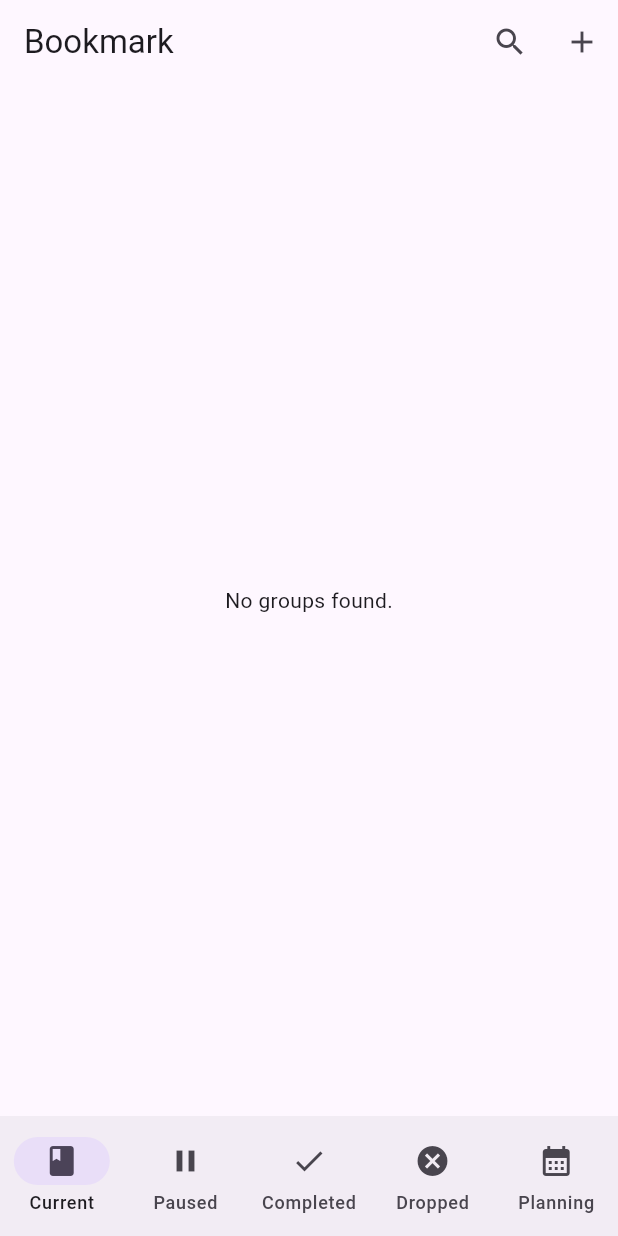
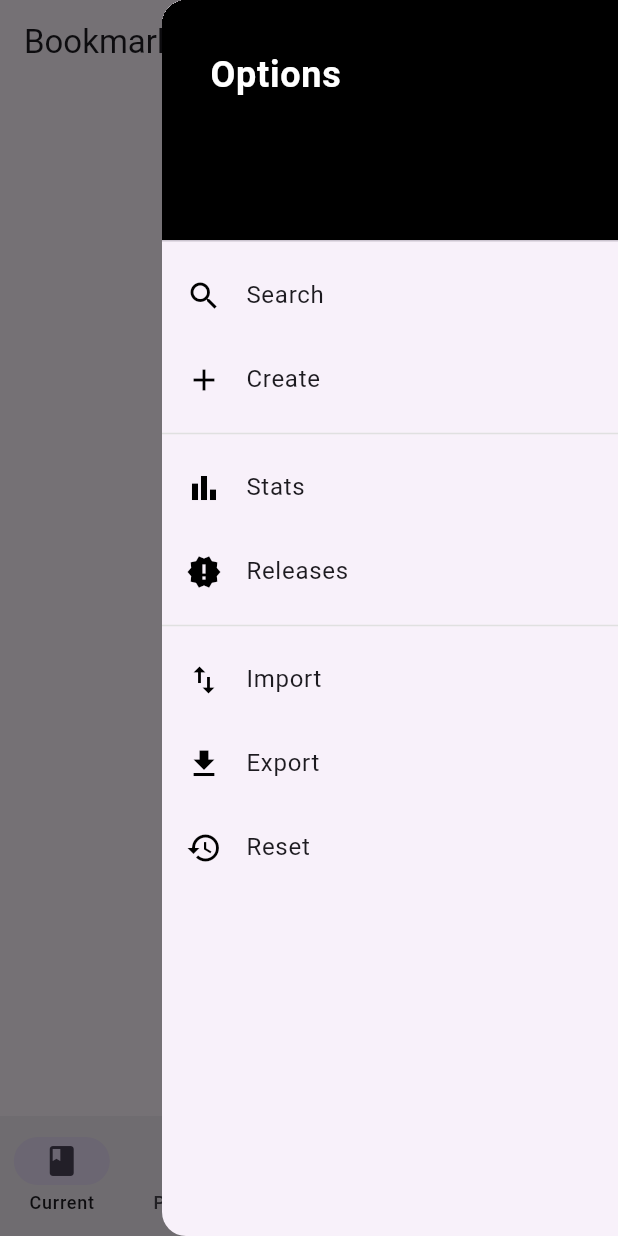
Before and after one commit to Bidouda/projeto, a Flutter app: the screen it shows after launch, with the side drawer open (before the commit the screen has no drawer), on a phone screen of 412 x 824 dp. Run offline on Flutter 3.47's test engine with Material 3 defaults, Android fonts, the phone set to English and light mode, and no system bars; our stand-ins replace sqflite; accounts and stored records are empty.

Commit message:
Add placeholder pages

```diff
--- a/lib/home.dart
+++ b/lib/home.dart
@@ -3,9 +3,13 @@ import 'create.dart';
 import 'search.dart';
 import 'group_widget.dart';
 import 'main.dart'; // Import the file where routeObserver is defined
+import 'import.dart'; // New import for Import page
+import 'export.dart'; // New import for Export page
+import 'stats.dart'; // New import for Stats page
+import 'releases.dart'; // New import for Releases page
 
 class Home extends StatefulWidget {
-  const Home({super.key});
+  const Home({Key? key}) : super(key: key);
 
   @override
   State<Home> createState() => _HomeState();
@@ -32,10 +36,7 @@ class _HomeState extends State<Home> with RouteAware {
 
   @override
   void didPopNext() {
-    // Called when the current route has been popped off, and the current route shows up
-    setState(() {
-      // Refresh the state when returning to this page
-    });
+    setState(() {});
   }
 
   @override
@@ -43,21 +44,19 @@ class _HomeState extends State<Home> with RouteAware {
     return Scaffold(
       appBar: AppBar(
         title: const Text("Bookmark"),
+        automaticallyImplyLeading: false, // Hides the default leading icon
         actions: [
-          IconButton(
-            onPressed: () {
-              _openPage(context, const Search());
-            },
-            icon: const Icon(Icons.search),
-          ),
-          IconButton(
-            onPressed: () {
-              _openPage(context, const Create());
-            },
-            icon: const Icon(Icons.add),
+          Builder(
+            builder: (context) => IconButton(
+              onPressed: () {
+                Scaffold.of(context).openEndDrawer();
+              },
+              icon: const Icon(Icons.menu),
+            ),
           ),
         ],
       ),
+      endDrawer: CustomDrawer(), // Use the CustomDrawer widget
       bottomNavigationBar: NavigationBar(
         destinations: const [
           NavigationDestination(icon: Icon(Icons.book), label: 'Current'),
@@ -108,3 +107,124 @@ class _HomeState extends State<Home> with RouteAware {
     );
   }
 }
+
+// CustomDrawer Widget for better drawer design
+class CustomDrawer extends StatelessWidget {
+  @override
+  Widget build(BuildContext context) {
+    return Drawer(
+      child: ListView(
+        padding: EdgeInsets.zero,
+        children: <Widget>[
+          DrawerHeader(
+            decoration: BoxDecoration(
+              color: Colors.black, // Background color for the header
+            ),
+            child: Padding(
+              padding: const EdgeInsets.all(16.0),
+              child: Text(
+                'Options', // Changed "Menu" to "Options"
+                style: TextStyle(
+                  color: Colors.white, // Changed font color
+                  fontSize: 24,
+                  fontWeight: FontWeight.bold,
+                ),
+              ),
+            ),
+          ),
+          ListTile(
+            leading: Icon(Icons.search, color: Colors.black), // Changed icon color to black
+            title: Text('Search'),
+            onTap: () {
+              Navigator.pop(context);
+              _openPage(context, const Search());
+            },
+          ),
+          ListTile(
+            leading: Icon(Icons.add, color: Colors.black), // Changed icon color to black
+            title: Text('Create'),
+            onTap: () {
+              Navigator.pop(context);
+              _openPage(context, const Create());
+            },
+          ),
+          Divider(
+            thickness: 1,
+            color: Colors.grey[300],
+          ),
+          ListTile(
+            leading: Icon(Icons.bar_chart, color: Colors.black), // Changed icon color to black
+            title: Text('Stats'), // Moved from below
+            onTap: () {
+              Navigator.pop(context);
+              _openPage(context, const StatsPage());
+            },
+          ),
+          ListTile(
+            leading: Icon(Icons.new_releases, color: Colors.black), // Changed icon color to black
+            title: Text('Releases'), // Moved from below
+            onTap: () {
+              Navigator.pop(context);
+              _openPage(context, const ReleasesPage());
+            },
+          ),
+          Divider(
+            thickness: 1,
+            color: Colors.grey[300],
+          ),
+          ListTile(
+            leading: Icon(Icons.import_export, color: Colors.black), // Changed icon color to black
+            title: Text('Import'), // Changed text to "Import"
+            onTap: () {
+              Navigator.pop(context);
+              _openPage(context, const ImportExportPage()); // Updated to ImportPage
+            },
+          ),
+          ListTile(
+            leading: Icon(Icons.file_download, color: Colors.black), // Changed icon color to black and added Export icon
+            title: Text('Export'), // Added new "Export" button
+            onTap: () {
+              Navigator.pop(context);
+              _openPage(context, const ExportPage()); // Navigate to ExportPage
+            },
+          ),
+          ListTile(
+            leading: Icon(Icons.restore, color: Colors.black), // Changed icon color to black
+            title: Text('Reset'), // Moved from above
+            onTap: () {
+              // Implement reset functionality
+              Navigator.pop(context);
+              showDialog(
+                context: context,
+                builder: (context) => AlertDialog(
+                  title: Text('Confirm Reset'),
+                  content: Text('Are you sure you want to reset all data? This action cannot be undone.'),
+                  actions: [
+                    TextButton(
+                      onPressed: () => Navigator.pop(context),
+                      child: Text('Cancel'),
+                    ),
+                    ElevatedButton(
+                      onPressed: () {
+                        // Reset logic here
+                        Navigator.pop(context);
+                      },
+                      child: Text('Reset'),
+                    ),
+                  ],
+                ),
+              );
+            },
+          ),
+        ],
+      ),
+    );
+  }
+
+  void _openPage(BuildContext context, Widget page) {
+    Navigator.push(
+      context,
+      MaterialPageRoute(builder: (context) => page),
+    );
+  }
+}
```
Also changed, not shown: lib/control.dart (+11 -0 lines), lib/export.dart (added, +17 -0 lines), lib/import.dart (added, +20 -0 lines), lib/releases.dart (added, +20 -0 lines), lib/stats.dart (added, +20 -0 lines), 1 other file.
